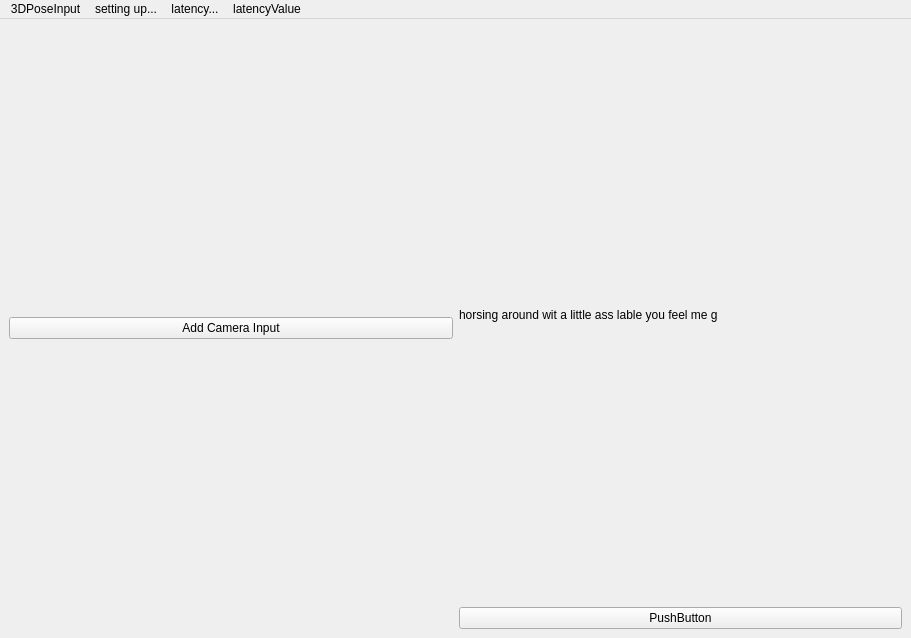
Qt form mainwindow.ui (Stanisaur/multi-camera-calibration-using-human-pose) before a commit.
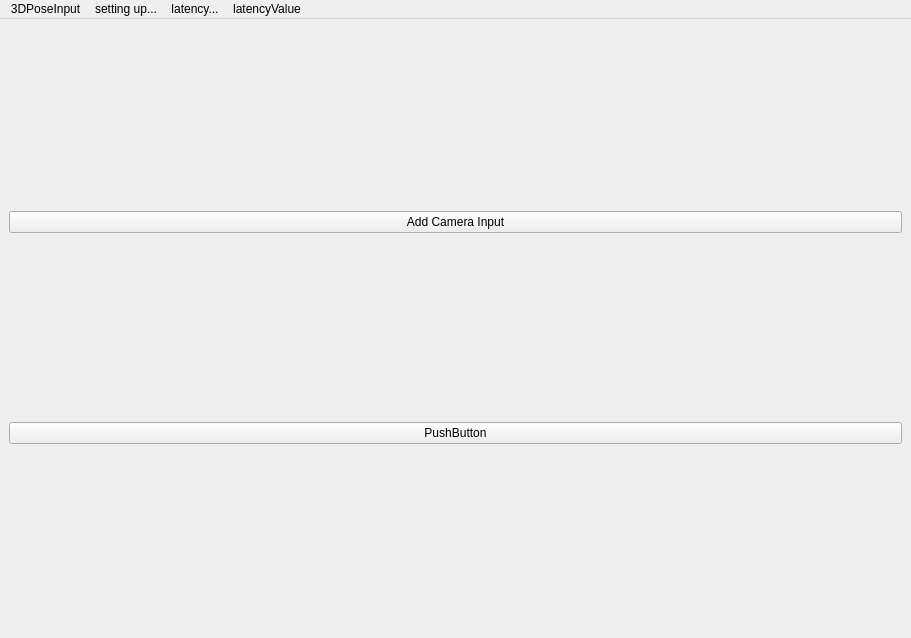
The same form after that commit.

Commit message: Overhauled UI to be more intuitive

```diff
--- a/mainwindow.ui
+++ b/mainwindow.ui
@@ -27,17 +27,6 @@
         </property>
        </widget>
       </item>
-     </layout>
-    </item>
-    <item>
-     <layout class="QVBoxLayout" name="verticalLayout_2">
-      <item>
-       <widget class="QLabel" name="imageLabel">
-        <property name="text">
-         <string>horsing around wit a little ass lable you feel me g</string>
-        </property>
-       </widget>
-      </item>
       <item>
        <widget class="QPushButton" name="startPoseTracking">
         <property name="text">
```
The commit also changes 3 other files.
